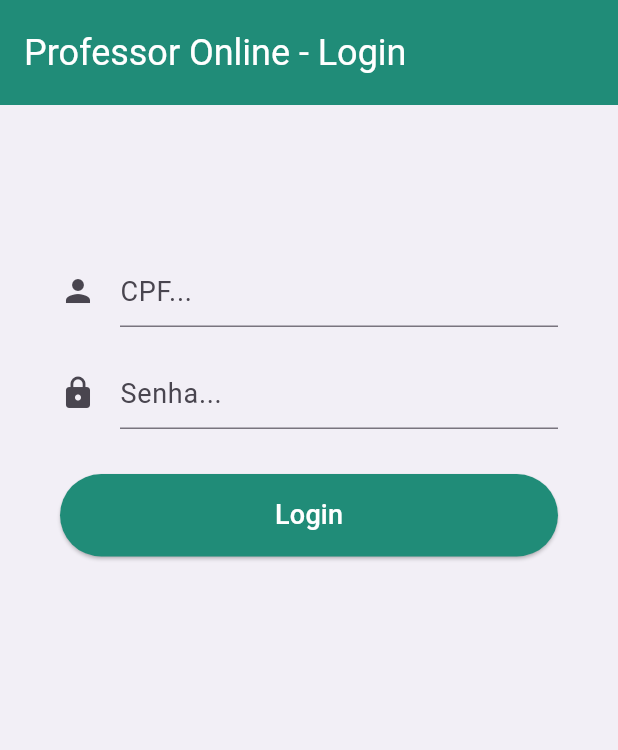
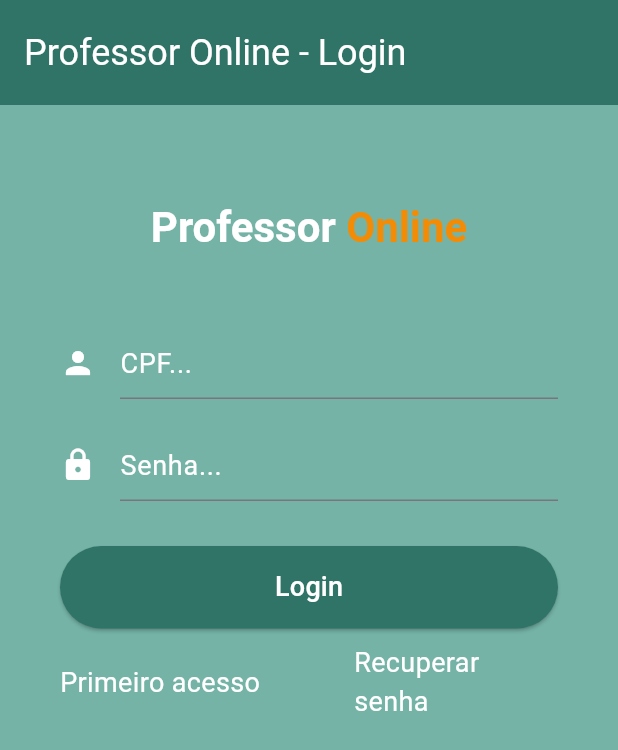
Before and after one commit to CalangoDeveloper/project_professor_online, a Flutter app: the screen it shows after launch, on a phone screen of 412 x 824 dp. Shown: the top 750 px of the screen. Run offline on Flutter 3.47's test engine with Material 3 defaults, Android fonts, the phone set to English and light mode, and no system bars.

Commit message:
version 1.1

```diff
--- a/lib/main.dart
+++ b/lib/main.dart
@@ -19,25 +19,48 @@ class TelaLogin extends StatelessWidget{
       appBar: AppBar(
         title: Text('Professor Online - Login'),
         titleTextStyle: TextStyle(color: Colors.white, fontSize: 24),
-        backgroundColor: Color(0xFF208C78),
+        backgroundColor: Color(0xFF307367),
         toolbarHeight: 70,
       ),
 
       body: Container(
         decoration: BoxDecoration(
-          color: Color(0xF307367)
+          color: Color.fromARGB(255, 117, 179, 167)
         ),
         padding: EdgeInsets.all(40),
         child: Column(
           children: [
-            SizedBox(height: 60,),
+            SizedBox(height: 25,),
+            RichText(
+              text: TextSpan(
+                children: [
+                  TextSpan(
+                    text: 'Professor',
+                    style: TextStyle(
+                      color: Colors.white,
+                      fontSize: 28,
+                      fontWeight: FontWeight.bold
+                    ),
+                  ),
+                  TextSpan(
+                    text: ' Online',
+                    style: TextStyle(
+                      color: Color.fromARGB(255, 242, 140, 7),
+                      fontSize: 28,
+                      fontWeight: FontWeight.bold
+                    ),
+                  ),
+                ]
+              ),
+            ),
+            SizedBox(height: 50,),
             widgetTextField_Cpf(),
             SizedBox(height: 20),
             widgetTextField_Senha(),
             SizedBox(height: 30,),
             ElevatedButton(
               style: ElevatedButton.styleFrom(
-                backgroundColor: Color(0xFF208C78),
+                backgroundColor: Color(0xFF307367),
                 minimumSize: Size(double.infinity, 55),
                 padding: EdgeInsets.zero,
               ),
@@ -51,6 +74,24 @@ class TelaLogin extends StatelessWidget{
                 MaterialPageRoute(builder: (context) => const TelaIncial()),);
               },
             ),
+            SizedBox(height: 10,),
+            Row(
+              children: [
+                Expanded(
+                  child: Text('Primeiro acesso', style: TextStyle(
+                    fontSize: 18,
+                    color: Colors.white
+            ),),
+                ),
+                SizedBox(width: 60,),
+                Expanded(
+                  child: Text('Recuperar senha', style: TextStyle(
+                  fontSize: 18,
+                  color: Colors.white
+            ),),
+                ),
+              ],
+            ),
           ],
         ),
       ),
@@ -63,9 +104,11 @@ widgetTextField_Cpf(){
   return TextField(
     decoration: InputDecoration(
       icon: Icon(Icons.person),
+      iconColor: Colors.white,
       hintText: 'CPF...',
       hintStyle: TextStyle(
-        fontSize: 18
+        fontSize: 18,
+        color: Colors.white
       )
     ),
   );
@@ -76,9 +119,11 @@ widgetTextField_Senha(){
   return TextField(
     decoration: InputDecoration(
       icon: Icon(Icons.lock),
+      iconColor: Colors.white,
       hintText: 'Senha...',
       hintStyle: TextStyle(
-        fontSize: 18
+        fontSize: 18,
+        color: Colors.white
       )
     ),
   );
@@ -107,9 +152,18 @@ class TelaIncial extends StatelessWidget{
         ],
       ),
       body: Container(
+        padding: EdgeInsets.all(40),
         child: Column(
           children: [
-            Image.asset('C:\Users\TI\project_professor_online\imgs\Professora escrevendo na lousa.jpg'),
+            SizedBox(height: 20,),
+            Text('Professor Online SEDUC', style: TextStyle(
+              fontSize: 18,
+              fontWeight: FontWeight.bold
+            ),),
+            Text('O portal do professor da rede estadual', style: TextStyle(
+              fontSize: 16,
+              fontWeight: FontWeight.w400
+            ),)
           ],
         ),
       ),
@@ -131,7 +185,7 @@ class TelaIncial extends StatelessWidget{
               ),
               ListTile(
                 leading: Icon(Icons.map),
-                title: Text('Mapas'),
+                title: Text(''),
                 textColor: Colors.black,
               ),
               ListTile(
--- a/pubspec.yaml
+++ b/pubspec.yaml
@@ -57,8 +57,7 @@ flutter:
   # included with your application, so that you can use the icons in
   # the material Icons class.
   uses-material-design: true
-  assets:
-  - C:\Users\TI\project_professor_online\imgs\Professora escrevendo na lousa.jpg
+
 
   # To add assets to your application, add an assets section, like this:
   # assets:
```
